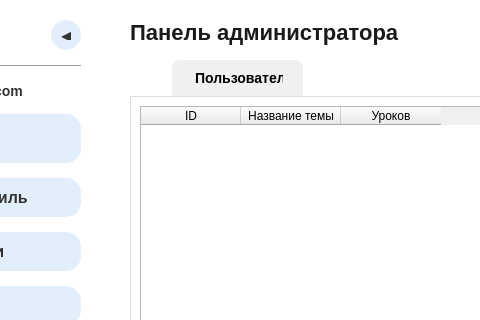
The window that app/ui/main.ui (vasilisqq/music_app) describes before a commit, drawn with Qt 5; both pictures show x 124 to 604 and y 0 to 320 of the 1000 by 700 pixel window.
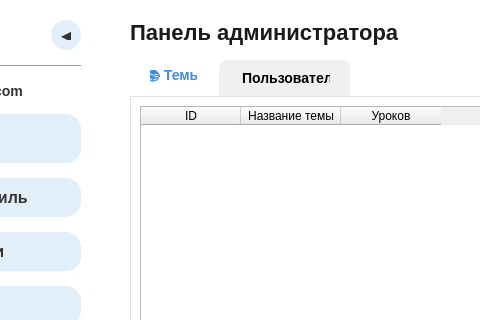
The same window after the commit. The open tabs and pages were chosen to show the change.

Commit message: fixed label got lessons tab

Diff of the .ui file:
```diff
--- a/app/ui/main.ui
+++ b/app/ui/main.ui
@@ -647,6 +647,9 @@
            </property>
            
   <widget class="QWidget" name="tab_topics">
+  <attribute name="title">
+             <string>📚 Темы</string>
+            </attribute>
  <layout class="QVBoxLayout" name="verticalLayout_tab_topics">
   <item>
    <widget class="QSplitter" name="topics_splitter">
```
The commit also changes 1 other file.
